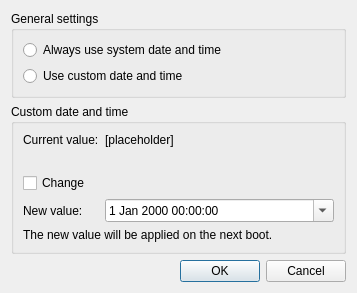
openpak/melonds, file src/frontend/qt_sdl/DateTimeDialog.ui: the form before one commit.
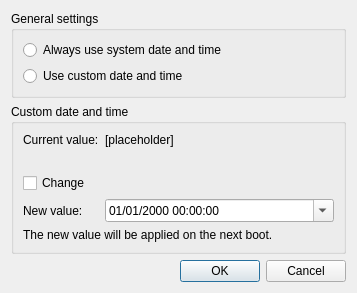
The form after the commit.

```diff
--- a/src/frontend/qt_sdl/DateTimeDialog.ui
+++ b/src/frontend/qt_sdl/DateTimeDialog.ui
@@ -117,6 +117,9 @@
           <day>1</day>
          </datetime>
         </property>
+        <property name="displayFormat">
+         <string>dd/MM/yyyy HH:mm:ss</string>
+        </property>
         <property name="calendarPopup">
          <bool>true</bool>
         </property>
```
Left out of the diff: 4 changed lines with no effect on the pictures.
